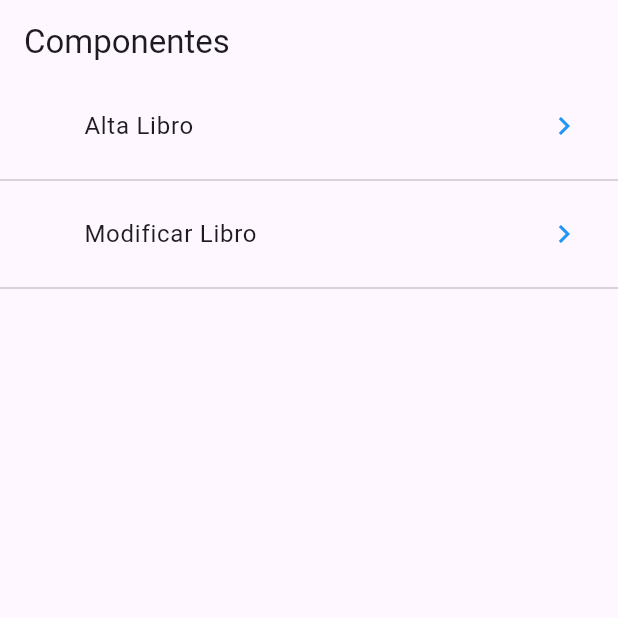
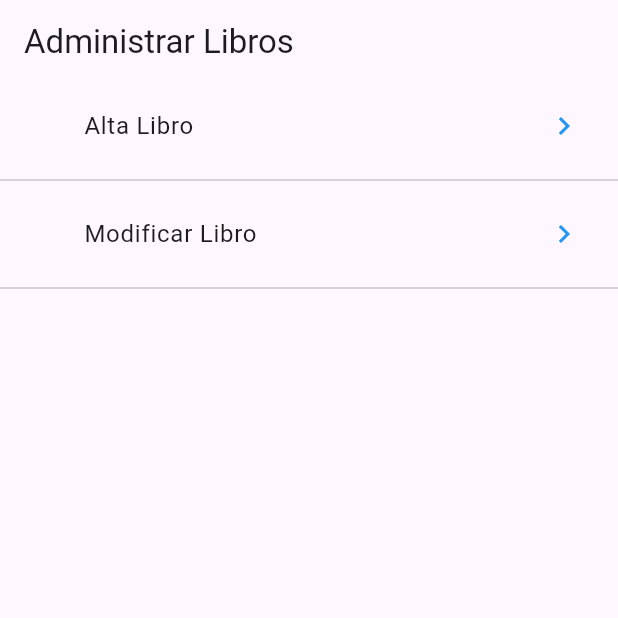
Before and after one commit to DiegoGit35/biblio, a Flutter app: the screen it shows after launch, on a phone screen of 412 x 824 dp, the top half of it. Run offline on Flutter 3.47's test engine with Material 3 defaults, Android fonts, the phone set to English and light mode, and no system bars.

```diff
--- a/lib/features/administrar_libros/presentation/page/home.dart
+++ b/lib/features/administrar_libros/presentation/page/home.dart
@@ -9,9 +9,12 @@ class HomePage extends StatelessWidget {
   Widget build(BuildContext context) {
     return Scaffold(
       appBar: AppBar(
-        title: Text('Componentes'),
+        title: const Text('Administrar Libros'),
       ),
-      body: _lista(),
+      body: Container(
+        // color: Colors.black87,
+        child: _lista(),
+      ),
     );
   }
 
@@ -33,7 +36,11 @@ class HomePage extends StatelessWidget {
 
     data?.forEach((opt) {
       final widgetTemp = ListTile(
-        title: Text(opt['texto']),
+        hoverColor: Colors.blue[50],
+        title: Text(
+          opt['texto'],
+          // style: TextStyle(color: Colors.white),
+        ),
         leading: getIcon(opt['icon']),
         trailing: const Icon(Icons.keyboard_arrow_right, color: Colors.blue),
         onTap: () {
```
Also changed, not shown: lib/features/administrar_libros/presentation/page/alta_libro.dart (+82 -2 lines).
